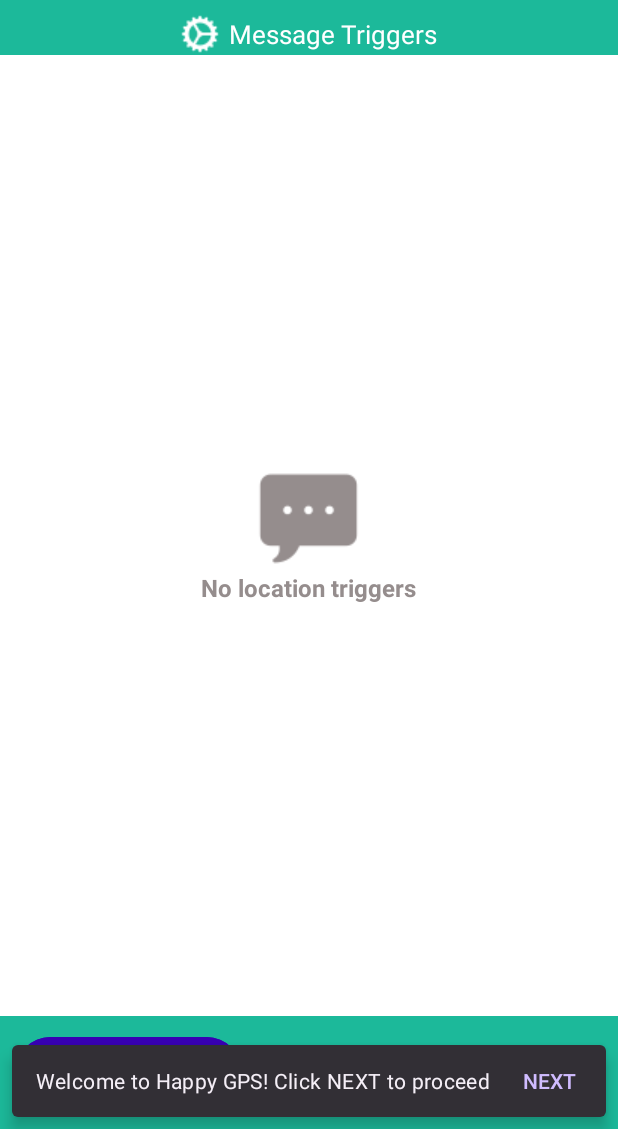
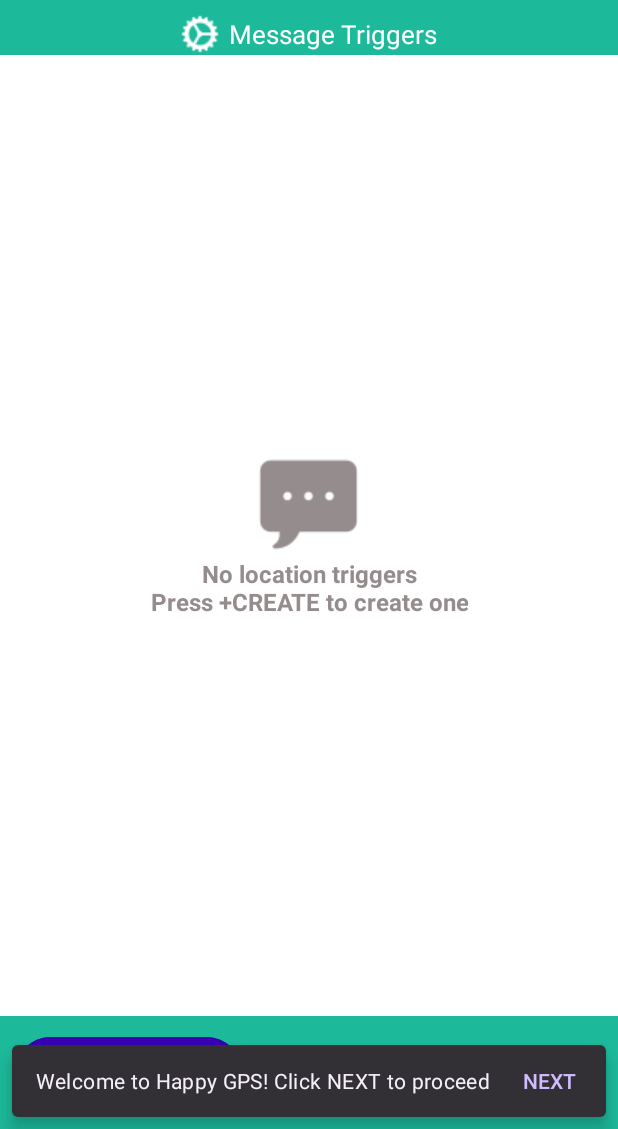
Before and after one commit to bawantha2001/Guardian_Track_app, an Android app: the screen it shows after launch (MainActivity), on a phone screen of 412 x 824 dp, the part 107-1236 px from its top. Run offline under Robolectric (Android 15) with nearby library versions, the phone set to English and light mode, and no system bars; Roboto replaces fonts that are not available here.

Commit message:
bug fixed

```diff
--- a/app/src/main/java/com/example/happygps/MainActivity.java
+++ b/app/src/main/java/com/example/happygps/MainActivity.java
@@ -193,7 +193,7 @@ public class MainActivity extends AppCompatActivity{
             }
             locationProviderEnabled();
         }
-        else nolocationTriggers.setText("No location triggers");
+        else nolocationTriggers.setText("No location triggers\nPress +CREATE to create one");
     }
 
     @Override
--- a/app/src/main/java/com/example/happygps/create.java
+++ b/app/src/main/java/com/example/happygps/create.java
@@ -113,10 +113,10 @@ public class create extends AppCompatActivity {
                 editor.putString(1+"signal_level","false");
             }
             if(ringDevice.isChecked()){
-                editor.putString(count+"ring_device","true");
+                editor.putString(1+"ring_device","true");
             }
             else {
-                editor.putString(count+"ring_device","false");
+                editor.putString(1+"ring_device","false");
             }
             editor.commit();
             Intent intent=new Intent(create.this,MainActivity.class);
--- a/app/src/main/java/com/example/happygps/foreground_Activity.java
+++ b/app/src/main/java/com/example/happygps/foreground_Activity.java
@@ -74,7 +74,7 @@ public class foreground_Activity extends Service {
         if (Build.VERSION.SDK_INT >= Build.VERSION_CODES.O) {
             getSystemService(NotificationManager.class).createNotificationChannel(channel);
             Notification.Builder notification=new Notification.Builder(this,CHANNELID)
-                    .setContentText("Happy GPS is running")
+                    .setContentText("Guardian Track is running")
                     .setSmallIcon(R.drawable.app_icon);
             startForeground(1001,notification.build());
         }
@@ -192,7 +192,7 @@ public class foreground_Activity extends Service {
                     }
 
                     else{
-                        String secure_msg="Seems the location because Location is turned OFF on the target device.\n\nSent by Guardian Track!";
+                        String secure_msg="Seems the location service is turned OFF on the target device.\n\nSent by Guardian Track!";
                         if(From.contains("+")){
                             smsManager.sendTextMessage(From, null, secure_msg, null, null);
                         }
--- a/build.gradle
+++ b/build.gradle
@@ -1,5 +1,5 @@
 // Top-level build file where you can add configuration options common to all sub-projects/modules.
 plugins {
-    id 'com.android.application' version '8.0.2' apply false
-    id 'com.android.library' version '8.0.2' apply false
+    id 'com.android.application' version '8.2.2' apply false
+    id 'com.android.library' version '8.2.2' apply false
 }
```
Also changed, not shown: gradle/wrapper/gradle-wrapper.properties.
